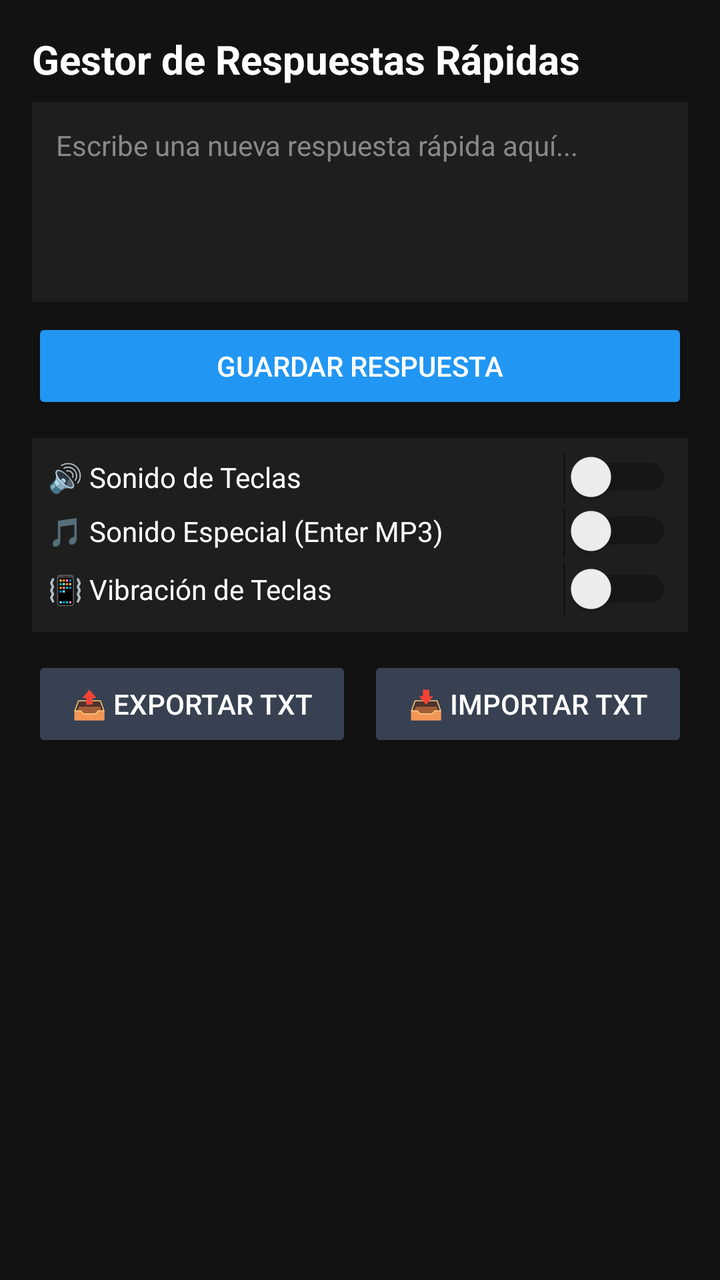
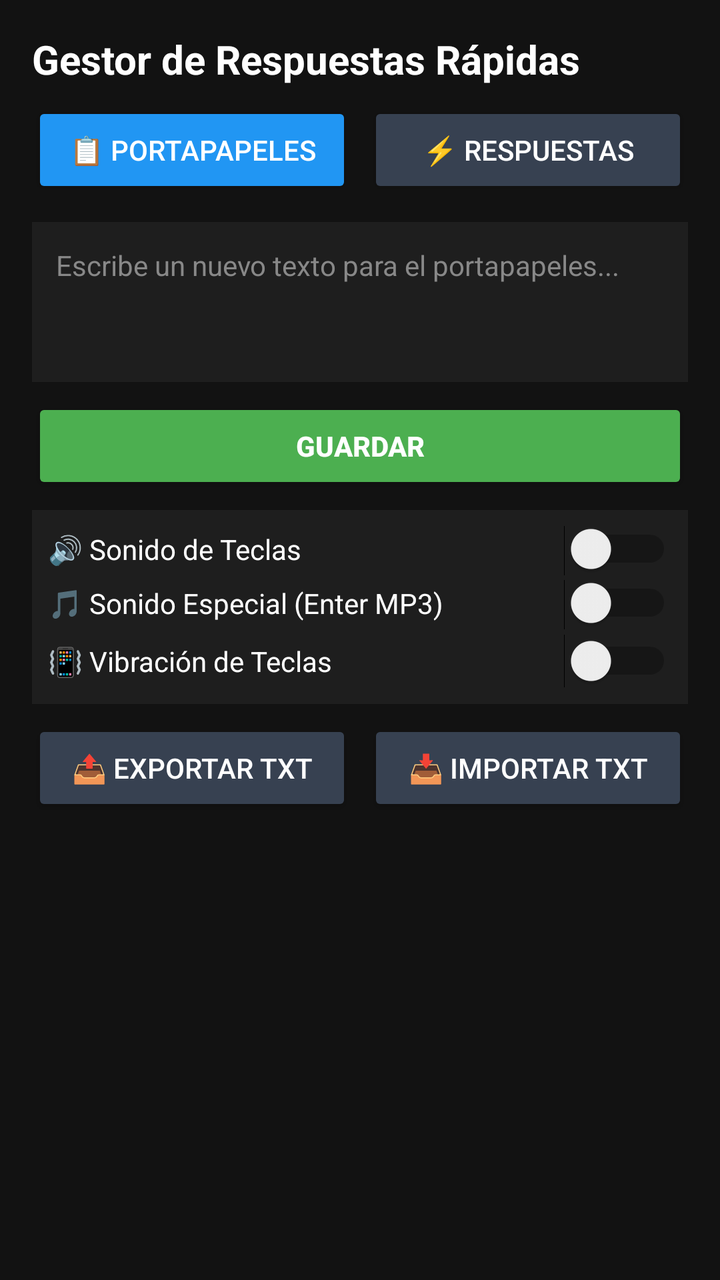

The first picture is an Android layout as it rendered before a commit; the second is the same layout after the commit. The layout source and the unified diff follow.
<!-- AndroidManifest.xml: application theme Theme.AppCompat.Light.DarkActionBar -->
<!-- res/layout/activity_main.xml -->
<?xml version="1.0" encoding="utf-8"?>
<LinearLayout xmlns:android="http://schemas.android.com/apk/res/android"
    android:layout_width="match_parent"
    android:layout_height="match_parent"
    android:orientation="vertical"
    android:padding="16dp"
    android:background="#121212">

    <TextView
        android:layout_width="match_parent"
        android:layout_height="wrap_content"
        android:text="Gestor de Respuestas Rápidas"
        android:textColor="#FFFFFF"
        android:textSize="20sp"
        android:textStyle="bold"
        android:paddingBottom="8dp"/>

    <EditText
        android:id="@+id/etNewPin"
        android:layout_width="match_parent"
        android:layout_height="100dp"
        android:background="#1E1E1E"
        android:textColor="#FFFFFF"
        android:textColorHint="#888888"
        android:hint="Escribe una nueva respuesta rápida aquí..."
        android:gravity="top|start"
        android:padding="12dp"
        android:textSize="14sp"/>

    <Button
        android:id="@+id/btnAdd"
        android:layout_width="match_parent"
        android:layout_height="wrap_content"
        android:layout_marginTop="8dp"
        android:text="Guardar Respuesta"
        android:backgroundTint="#2196F3"
        android:textColor="#FFFFFF"/>

    
    <LinearLayout
        android:layout_width="match_parent"
        android:layout_height="wrap_content"
        android:orientation="vertical"
        android:layout_marginTop="12dp"
        android:layout_marginBottom="8dp"
        android:background="#1E1E1E"
        android:padding="8dp">
        
        <Switch
            android:id="@+id/switchSound"
            android:layout_width="match_parent"
            android:layout_height="wrap_content"
            android:text="🔊 Sonido de Teclas"
            android:textColor="#FFFFFF" 
            android:paddingBottom="4dp"/>

        <Switch
            android:id="@+id/switchSoundEnter"
            android:layout_width="match_parent"
            android:layout_height="wrap_content"
            android:text="🎵 Sonido Especial (Enter MP3)"
            android:textColor="#FFFFFF"
            android:paddingBottom="4dp"/>

        <Switch
            android:id="@+id/switchVibration"
            android:layout_width="match_parent"
            android:layout_height="wrap_content"
            android:text="📳 Vibración de Teclas"
            android:textColor="#FFFFFF" />
    </LinearLayout>

    <LinearLayout
        android:layout_width="match_parent"
        android:layout_height="wrap_content"
        android:orientation="horizontal"
        android:layout_marginTop="4dp"
        android:layout_marginBottom="8dp">

        <Button
            android:id="@+id/btnExport"
            android:layout_width="0dp"
            android:layout_height="wrap_content"
            android:layout_weight="1"
            android:layout_marginEnd="4dp"
            android:text="📤 Exportar TXT"
            android:backgroundTint="#374151"
            android:textColor="#FFFFFF"/>

        <Button
            android:id="@+id/btnImport"
            android:layout_width="0dp"
            android:layout_height="wrap_content"
            android:layout_weight="1"
            android:layout_marginStart="4dp"
            android:text="📥 Importar TXT"
            android:backgroundTint="#374151"
            android:textColor="#FFFFFF"/>
    </LinearLayout>

    <androidx.recyclerview.widget.RecyclerView
        android:id="@+id/rvMainPins"
        android:layout_width="match_parent"
        android:layout_height="0dp"
        android:layout_weight="1"
        android:layout_marginTop="4dp"/>

</LinearLayout>
<!-- resources referenced by this layout -->
<resources>

</resources>

<!-- the commit's change to res/layout/activity_main.xml (unified diff, before → after) -->
@@ -6,6 +6,7 @@
     android:padding="16dp"
     android:background="#121212">
 
+    
     <TextView
         android:layout_width="match_parent"
         android:layout_height="wrap_content"
@@ -15,67 +16,140 @@
         android:textStyle="bold"
         android:paddingBottom="8dp"/>
 
-    <EditText
-        android:id="@+id/etNewPin"
-        android:layout_width="match_parent"
-        android:layout_height="100dp"
-        android:background="#1E1E1E"
-        android:textColor="#FFFFFF"
-        android:textColorHint="#888888"
-        android:hint="Escribe una nueva respuesta rápida aquí..."
-        android:gravity="top|start"
-        android:padding="12dp"
-        android:textSize="14sp"/>
+    
+    <LinearLayout 
+        android:layout_width="match_parent" 
+        android:layout_height="wrap_content" 
+        android:orientation="horizontal" 
+        android:layout_marginBottom="12dp">
+        
+        <Button 
+            android:id="@+id/btnTabClip" 
+            android:layout_width="0dp" 
+            android:layout_height="wrap_content" 
+            android:layout_weight="1" 
+            android:text="📋 Portapapeles" 
+            android:backgroundTint="#2196F3" 
+            android:textColor="#FFFFFF" 
+            android:layout_marginEnd="4dp"/>
+            
+        <Button 
+            android:id="@+id/btnTabQR" 
+            android:layout_width="0dp" 
+            android:layout_height="wrap_content" 
+            android:layout_weight="1" 
+            android:text="⚡ Respuestas" 
+            android:backgroundTint="#374151" 
+            android:textColor="#FFFFFF" 
+            android:layout_marginStart="4dp"/>
+    </LinearLayout>
 
-    <Button
-        android:id="@+id/btnAdd"
-        android:layout_width="match_parent"
-        android:layout_height="wrap_content"
-        android:layout_marginTop="8dp"
-        android:text="Guardar Respuesta"
-        android:backgroundTint="#2196F3"
-        android:textColor="#FFFFFF"/>
+    
+    <LinearLayout 
+        android:id="@+id/layoutClipInput" 
+        android:layout_width="match_parent" 
+        android:layout_height="wrap_content" 
+        android:orientation="vertical">
+        
+        <EditText 
+            android:id="@+id/etNewPin" 
+            android:layout_width="match_parent" 
+            android:layout_height="80dp" 
+            android:background="#1E1E1E" 
+            android:textColor="#FFFFFF" 
+            android:textColorHint="#888888" 
+            android:hint="Escribe un nuevo texto para el portapapeles..." 
+            android:gravity="top|start" 
+            android:padding="12dp" 
+            android:textSize="14sp"/>
+    </LinearLayout>
+
+    
+    <LinearLayout 
+        android:id="@+id/layoutQRInput" 
+        android:layout_width="match_parent" 
+        android:layout_height="wrap_content" 
+        android:orientation="vertical" 
+        android:visibility="gone">
+        
+        <EditText 
+            android:id="@+id/etQrShortcut" 
+            android:layout_width="match_parent" 
+            android:layout_height="wrap_content" 
+            android:background="#1E1E1E" 
+            android:textColor="#FFFFFF" 
+            android:textColorHint="#888888" 
+            android:hint="Clave (Ej: metodosdepago)" 
+            android:padding="12dp" 
+            android:layout_marginBottom="8dp" 
+            android:textSize="14sp" 
+            android:maxLines="1"/>
+            
+        <EditText 
+            android:id="@+id/etQrText" 
+            android:layout_width="match_parent" 
+            android:layout_height="80dp" 
+            android:background="#1E1E1E" 
+            android:textColor="#FFFFFF" 
+            android:textColorHint="#888888" 
+            android:hint="Respuesta completa a enviar..." 
+            android:gravity="top|start" 
+            android:padding="12dp" 
+            android:textSize="14sp"/>
+    </LinearLayout>
+
+    
+    <Button 
+        android:id="@+id/btnAdd" 
+        android:layout_width="match_parent" 
+        android:layout_height="wrap_content" 
+        android:layout_marginTop="8dp" 
+        android:text="Guardar" 
+        android:backgroundTint="#4CAF50" 
+        android:textColor="#FFFFFF" 
+        android:textStyle="bold"/>
+
+    
+    <LinearLayout 
+        android:layout_width="match_parent" 
+        android:layout_height="wrap_content" 
+        android:orientation="vertical" 
+        android:layout_marginTop="8dp" 
+        android:layout_marginBottom="4dp" 
+        android:background="#1E1E1E" 
+        android:padding="8dp">
+        
+        <Switch 
+            android:id="@+id/switchSound" 
+            android:layout_width="match_parent" 
+            android:layout_height="wrap_content" 
+            android:text="🔊 Sonido de Teclas" 
+            android:textColor="#FFFFFF" 
+            android:paddingBottom="4dp"/>
+            
+        <Switch 
+            android:id="@+id/switchSoundEnter" 
+            android:layout_width="match_parent" 
+            android:layout_height="wrap_content" 
+            android:text="🎵 Sonido Especial (Enter MP3)" 
+            android:textColor="#FFFFFF" 
+            android:paddingBottom="4dp"/>
+            
+        <Switch 
+            android:id="@+id/switchVibration" 
+            android:layout_width="match_parent" 
+            android:layout_height="wrap_content" 
+            android:text="📳 Vibración de Teclas" 
+            android:textColor="#FFFFFF" />
+    </LinearLayout>
 
     
     <LinearLayout
         android:layout_width="match_parent"
         android:layout_height="wrap_content"
-        android:orientation="vertical"
-        android:layout_marginTop="12dp"
-        android:layout_marginBottom="8dp"
-        android:background="#1E1E1E"
-        android:padding="8dp">
-        
-        <Switch
-            android:id="@+id/switchSound"
-            android:layout_width="match_parent"
-            android:layout_height="wrap_content"
-            android:text="🔊 Sonido de Teclas"
-            android:textColor="#FFFFFF" 
-            android:paddingBottom="4dp"/>
-
-        <Switch
-            android:id="@+id/switchSoundEnter"
-            android:layout_width="match_parent"
-            android:layout_height="wrap_content"
-            android:text="🎵 Sonido Especial (Enter MP3)"
-            android:textColor="#FFFFFF"
-            android:paddingBottom="4dp"/>
-
-        <Switch
-            android:id="@+id/switchVibration"
-            android:layout_width="match_parent"
-            android:layout_height="wrap_content"
-            android:text="📳 Vibración de Teclas"
-            android:textColor="#FFFFFF" />
-    </LinearLayout>
-
-    <LinearLayout
-        android:layout_width="match_parent"
-        android:layout_height="wrap_content"
         android:orientation="horizontal"
         android:layout_marginTop="4dp"
-        android:layout_marginBottom="8dp">
+        android:layout_marginBottom="4dp">
 
         <Button
             android:id="@+id/btnExport"
@@ -98,11 +172,12 @@
             android:textColor="#FFFFFF"/>
     </LinearLayout>
 
-    <androidx.recyclerview.widget.RecyclerView
-        android:id="@+id/rvMainPins"
-        android:layout_width="match_parent"
-        android:layout_height="0dp"
-        android:layout_weight="1"
+    
+    <androidx.recyclerview.widget.RecyclerView 
+        android:id="@+id/rvMainPins" 
+        android:layout_width="match_parent" 
+        android:layout_height="0dp" 
+        android:layout_weight="1" 
         android:layout_marginTop="4dp"/>
 
 </LinearLayout>
